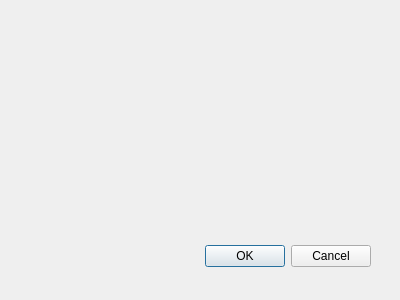
Qt form CAMan/make_crl_dlg.ui (jykim74/CertMan) before a commit.
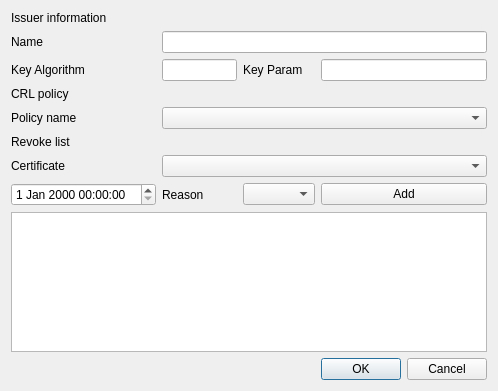
The same form after that commit.

The edit to the form file:
```diff
--- a/CAMan/make_crl_dlg.ui
+++ b/CAMan/make_crl_dlg.ui
@@ -8,29 +8,132 @@
    <rect>
     <x>0</x>
     <y>0</y>
-    <width>400</width>
-    <height>300</height>
+    <width>498</width>
+    <height>391</height>
    </rect>
   </property>
   <property name="windowTitle">
    <string>Dialog</string>
   </property>
-  <widget class="QDialogButtonBox" name="buttonBox">
-   <property name="geometry">
-    <rect>
-     <x>30</x>
-     <y>240</y>
-     <width>341</width>
-     <height>32</height>
-    </rect>
-   </property>
-   <property name="orientation">
-    <enum>Qt::Horizontal</enum>
-   </property>
-   <property name="standardButtons">
-    <set>QDialogButtonBox::Cancel|QDialogButtonBox::Ok</set>
-   </property>
-  </widget>
+  <layout class="QGridLayout" name="gridLayout">
+   <item row="6" column="0">
+    <widget class="QLabel" name="label_8">
+     <property name="text">
+      <string>Certificate</string>
+     </property>
+    </widget>
+   </item>
+   <item row="5" column="0" colspan="2">
+    <widget class="QLabel" name="label_7">
+     <property name="text">
+      <string>Revoke list</string>
+     </property>
+    </widget>
+   </item>
+   <item row="7" column="0">
+    <widget class="QDateTimeEdit" name="dateTimeEdit"/>
+   </item>
+   <item row="4" column="1" colspan="3">
+    <widget class="QComboBox" name="comboBox"/>
+   </item>
+   <item row="2" column="3">
+    <widget class="QLineEdit" name="lineEdit_3"/>
+   </item>
+   <item row="10" column="3">
+    <widget class="QDialogButtonBox" name="buttonBox">
+     <property name="orientation">
+      <enum>Qt::Horizontal</enum>
+     </property>
+     <property name="standardButtons">
+      <set>QDialogButtonBox::Cancel|QDialogButtonBox::Ok</set>
+     </property>
+    </widget>
+   </item>
+   <item row="0" column="0" colspan="2">
+    <widget class="QLabel" name="label">
+     <property name="text">
+      <string>Issuer information</string>
+     </property>
+    </widget>
+   </item>
+   <item row="1" column="1" colspan="3">
+    <widget class="QLineEdit" name="lineEdit"/>
+   </item>
+   <item row="4" column="0">
+    <widget class="QLabel" name="label_6">
+     <property name="text">
+      <string>Policy name</string>
+     </property>
+    </widget>
+   </item>
+   <item row="7" column="3">
+    <widget class="QPushButton" name="pushButton">
+     <property name="text">
+      <string>Add</string>
+     </property>
+    </widget>
+   </item>
+   <item row="2" column="1">
+    <widget class="QLineEdit" name="lineEdit_2"/>
+   </item>
+   <item row="8" column="0" colspan="4">
+    <widget class="QTableWidget" name="tableWidget"/>
+   </item>
+   <item row="2" column="0">
+    <widget class="QLabel" name="label_3">
+     <property name="text">
+      <string>Key Algorithm</string>
+     </property>
+    </widget>
+   </item>
+   <item row="3" column="0" colspan="2">
+    <widget class="QLabel" name="label_5">
+     <property name="text">
+      <string>CRL policy</string>
+     </property>
+    </widget>
+   </item>
+   <item row="1" column="0">
+    <widget class="QLabel" name="label_2">
+     <property name="text">
+      <string>Name</string>
+     </property>
+    </widget>
+   </item>
+   <item row="7" column="1">
+    <widget class="QLabel" name="label_9">
+     <property name="text">
+      <string>Reason</string>
+     </property>
+    </widget>
+   </item>
+   <item row="6" column="1" colspan="3">
+    <widget class="QComboBox" name="comboBox_2"/>
+   </item>
+   <item row="2" column="2">
+    <widget class="QLabel" name="label_4">
+     <property name="text">
+      <string>Key Param</string>
+     </property>
+    </widget>
+   </item>
+   <item row="7" column="2">
+    <widget class="QComboBox" name="comboBox_3"/>
+   </item>
+   <item row="9" column="0">
+    <spacer name="verticalSpacer">
+     <property name="orientation">
+      <enum>Qt::Vertical</enum>
+     </property>
+     <property name="sizeHint" stdset="0">
+      <size>
+       <width>20</width>
+       <height>40</height>
+      </size>
+     </property>
+    </spacer>
+   </item>
+  </layout>
  </widget>
  <pixmapfunction/>
  <resources/>
```
Left out of the diff: 5 changed lines with no effect on the pictures.
